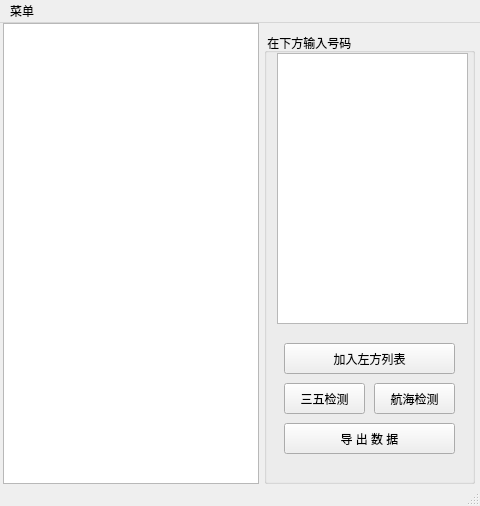
kenuosec/empty-number, file client/main.ui: the form before one commit.
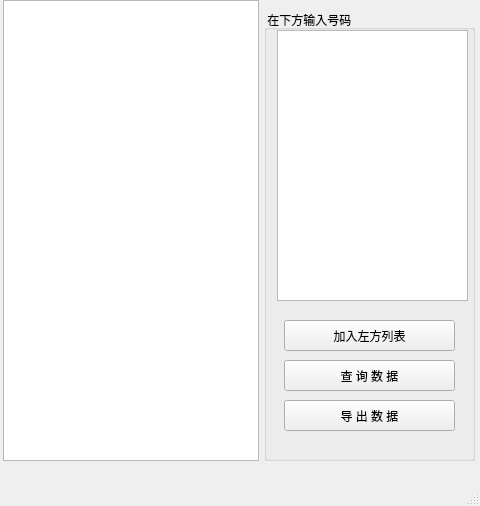
The form after the commit.

The edit to the form file:
```diff
--- a/client/main.ui
+++ b/client/main.ui
@@ -64,12 +64,12 @@
       <rect>
        <x>20</x>
        <y>350</y>
-       <width>81</width>
+       <width>171</width>
        <height>31</height>
       </rect>
      </property>
      <property name="text">
-      <string>三五检测</string>
+      <string>查 询 数 据</string>
      </property>
     </widget>
     <widget class="QPushButton" name="pushButton_export">
@@ -85,19 +85,6 @@
       <string>导 出 数 据</string>
      </property>
     </widget>
-    <widget class="QPushButton" name="pushButton_check_2">
-     <property name="geometry">
-      <rect>
-       <x>110</x>
-       <y>350</y>
-       <width>81</width>
-       <height>31</height>
-      </rect>
-     </property>
-     <property name="text">
-      <string>航海检测</string>
-     </property>
-    </widget>
    </widget>
   </widget>
   <widget class="QMenuBar" name="menubar">
@@ -109,13 +96,6 @@
      <height>23</height>
     </rect>
    </property>
-   <widget class="QMenu" name="menu">
-    <property name="title">
-     <string>菜单</string>
-    </property>
-    <addaction name="action"/>
-   </widget>
-   <addaction name="menu"/>
   </widget>
   <widget class="QStatusBar" name="statusbar"/>
   <action name="action">
```
Left out of the diff: 2 changed lines with no effect on the pictures.
